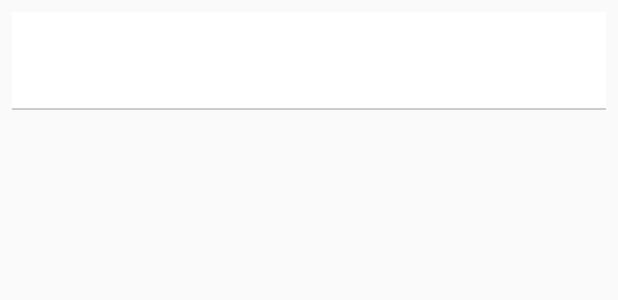
After one commit to fuuukai/DatastoreSample, an Android app: the layout adapter_list_item_card.xml on its own in the app's theme, with its tools: preview values and no code run, on a phone screen of 412 x 824 dp. The commit adds this screen. Shown: the top 300 px of the screen. Run offline under Robolectric (Android 15) with nearby library versions, the phone set to English and light mode, and no system bars.

Commit message:
リストのレイアウト作成

```diff
--- a/app/src/main/res/layout/activity_main.xml
+++ b/app/src/main/res/layout/activity_main.xml
@@ -42,7 +42,8 @@
             android:id="@+id/button3"
             android:layout_alignParentBottom="true"
             android:layout_centerHorizontal="true"
-            android:layout_marginTop="100dp"/>
+            android:layout_marginTop="100dp"
+            android:onClick="onTeamListClicked"/>
 
         <TextView
             android:layout_width="wrap_content"
@@ -53,6 +54,7 @@
             android:layout_above="@+id/button3"
             android:layout_centerHorizontal="true"
             android:layout_marginBottom="50dp"/>
+
     </LinearLayout>
 
 </RelativeLayout>
--- /dev/null
+++ b/app/src/main/res/layout/adapter_list_item_card.xml
@@ -0,0 +1,36 @@
+<?xml version="1.0" encoding="utf-8"?>
+<LinearLayout xmlns:android="http://schemas.android.com/apk/res/android"
+              android:layout_width="match_parent"
+              android:layout_height="match_parent"
+              android:orientation="vertical"
+              android:padding="8dip">
+    <RelativeLayout
+        android:layout_width="match_parent"
+        android:layout_height="wrap_content"
+        android:background="#ffffff"
+        android:padding="8dip">
+        <TextView
+            android:id="@+id/title"
+            android:layout_width="match_parent"
+            android:layout_height="wrap_content"
+            android:layout_toLeftOf="@+id/icon"/>
+        <TextView
+            android:id="@+id/sub"
+            android:layout_width="match_parent"
+            android:layout_height="wrap_content"
+            android:layout_below="@+id/title"
+            android:layout_marginTop="4dip"
+            android:layout_toLeftOf="@+id/icon"
+            android:textColor="#999999"
+            android:textSize="12sp"/>
+        <ImageView
+            android:id="@+id/icon"
+            android:layout_width="48dip"
+            android:layout_height="48dip"
+            android:layout_alignParentRight="true"/>
+    </RelativeLayout>
+    <View
+        android:layout_width="match_parent"
+        android:layout_height="1dip"
+        android:background="#cccccc"/>
+</LinearLayout>
--- /dev/null
+++ b/app/src/main/res/layout/list_header_footer.xml
@@ -0,0 +1,4 @@
+<?xml version="1.0" encoding="utf-8"?>
+<View xmlns:android="http://schemas.android.com/apk/res/android"
+      android:layout_width="match_parent"
+      android:layout_height="8dip"/>
```
Also changed, not shown: app/src/main/java/com/nifty/cloud/mb/datastoresample/CardListAdapter.java (added, +48 -0 lines), app/src/main/java/com/nifty/cloud/mb/datastoresample/MainActivity.java (+9 -0 lines), app/src/main/java/com/nifty/cloud/mb/datastoresample/RegisterActivity.java (+24 -4 lines), app/src/main/java/com/nifty/cloud/mb/datastoresample/ResultActivity.java (+2 -5 lines), app/src/main/java/com/nifty/cloud/mb/datastoresample/TeamList.java (+36 -0 lines), app/src/main/res/layout/activity_team_list.xml (+16 -7 lines).
